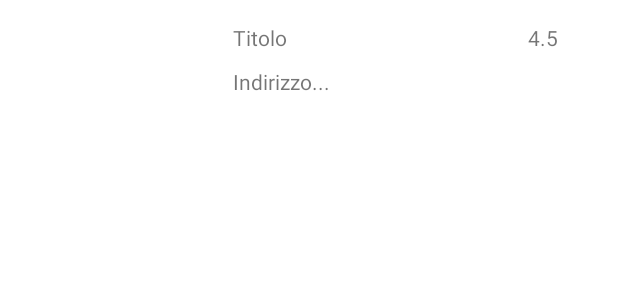
After one commit to LucaCanzoneri/YourNight, an Android app: the layout element_list.xml on its own in the app's theme, with its tools: preview values and no code run, on a phone screen of 412 x 824 dp. The commit adds this screen. Shown: the top 300 px of the screen. Run offline under Robolectric (Android 15) with nearby library versions, the phone set to English and light mode, and no system bars.

Commit message:
chiamata database, inizio design ui elementi della lista

```diff
--- /dev/null
+++ b/app/src/main/res/layout/element_list.xml
@@ -0,0 +1,60 @@
+<?xml version="1.0" encoding="utf-8"?>
+<androidx.constraintlayout.widget.ConstraintLayout
+    xmlns:android="http://schemas.android.com/apk/res/android"
+    xmlns:app="http://schemas.android.com/apk/res-auto"
+    xmlns:tools="http://schemas.android.com/tools"
+    android:layout_width="match_parent"
+    android:layout_height="match_parent">
+
+    <androidx.constraintlayout.widget.ConstraintLayout
+        android:layout_width="match_parent"
+        android:layout_height="150dp"
+        app:layout_constraintEnd_toEndOf="parent"
+        app:layout_constraintStart_toStartOf="parent"
+        app:layout_constraintTop_toTopOf="parent"
+        android:orientation="horizontal">
+
+        <ImageView
+            android:id="@+id/imageView7"
+            android:layout_width="100dp"
+
+            android:layout_height="0dp"
+            android:layout_marginStart="15dp"
+            android:layout_marginTop="15dp"
+            android:layout_marginBottom="15dp"
+            app:layout_constraintBottom_toBottomOf="parent"
+            app:layout_constraintStart_toStartOf="parent"
+            app:layout_constraintTop_toTopOf="parent" />
+
+        <TextView
+            android:id="@+id/titolo"
+            android:layout_width="wrap_content"
+            android:layout_height="wrap_content"
+            android:layout_marginStart="40dp"
+            android:layout_marginTop="15dp"
+            android:text="Titolo"
+            app:layout_constraintStart_toEndOf="@+id/imageView7"
+            app:layout_constraintTop_toTopOf="parent" />
+
+        <TextView
+            android:id="@+id/valutazione"
+            android:layout_width="wrap_content"
+            android:layout_height="wrap_content"
+            android:layout_marginTop="15dp"
+            android:layout_marginEnd="40dp"
+            android:text="4.5"
+            app:layout_constraintEnd_toEndOf="parent"
+            app:layout_constraintTop_toTopOf="parent" />
+
+        <TextView
+            android:id="@+id/indirizzo"
+            android:layout_width="wrap_content"
+            android:layout_height="wrap_content"
+            android:layout_marginTop="10dp"
+            android:text="Indirizzo..."
+            app:layout_constraintStart_toStartOf="@+id/titolo"
+            app:layout_constraintTop_toBottomOf="@+id/titolo" />
+
+    </androidx.constraintlayout.widget.ConstraintLayout>
+
+</androidx.constraintlayout.widget.ConstraintLayout>
```
Also changed, not shown: app/src/main/java/com/example/yournight/ElementList.java (added, +10 -0 lines), app/src/main/java/com/example/yournight/ElementListAdapter.kt (added, +50 -0 lines), app/src/main/java/com/example/yournight/home/RestaurantActivity.kt (+39 -1 lines), app/src/main/res/layout/activity_restaurant.xml (+10 -0 lines).
